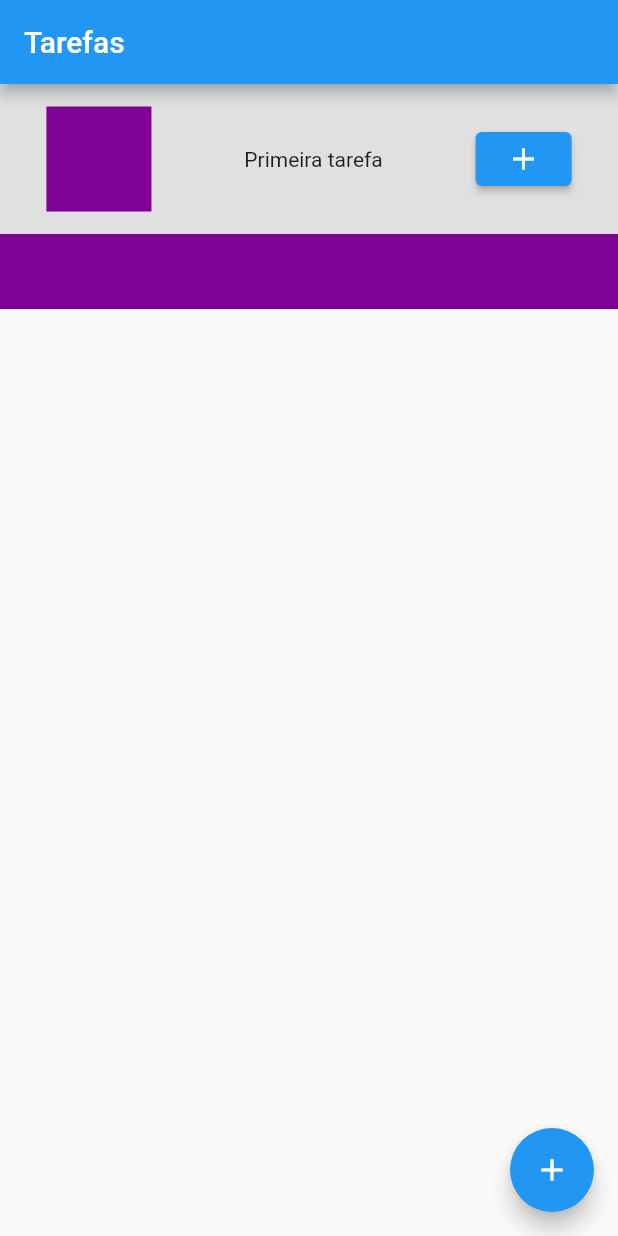
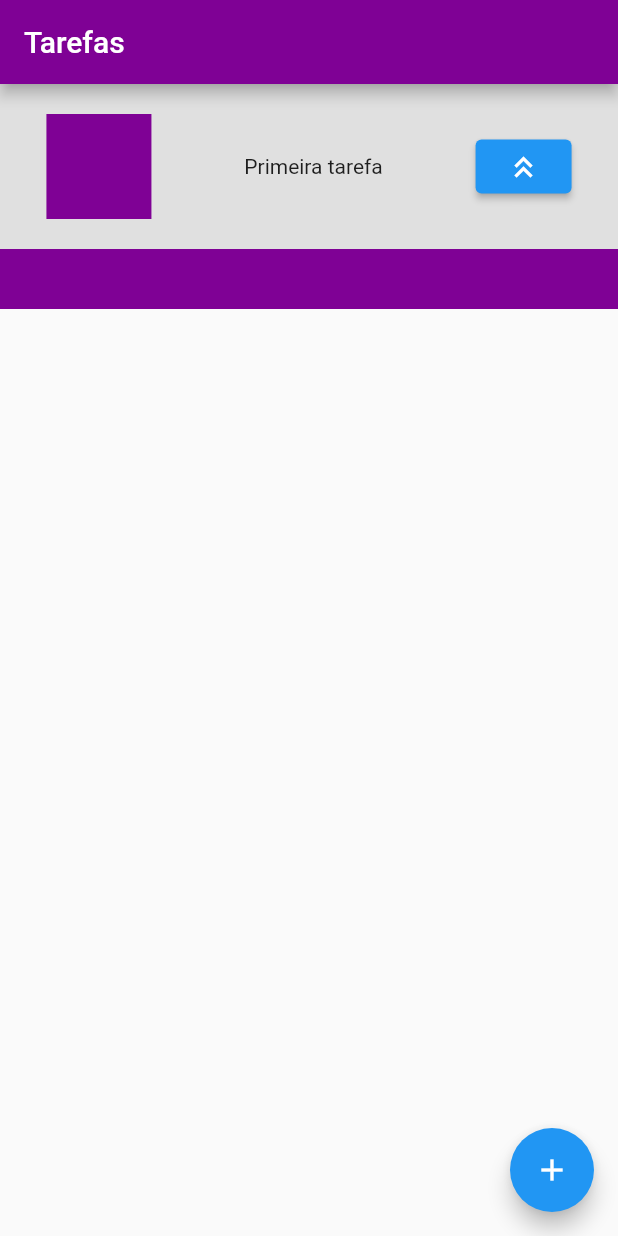
Before and after one commit to AdryelJr/Aplicativo-conceito-flutter, a Flutter app: the screen it shows after launch, on a phone screen of 412 x 824 dp. Run offline on Flutter 3.47's test engine with Material 2 defaults, Android fonts, the phone set to English and light mode, and no system bars.

Commit message:
Update main.dart

```diff
--- a/lib/main.dart
+++ b/lib/main.dart
@@ -11,7 +11,9 @@ class HomePage extends StatelessWidget {
 
   @override
   Widget build(BuildContext context) {
-    return Cards();
+    return MaterialApp(
+      home: Cards(),
+    );
   }
 }
 
@@ -23,6 +25,7 @@ class Cards extends StatelessWidget {
     return Scaffold(
       appBar: AppBar(
         title: Text('Tarefas'),
+        backgroundColor: Color.fromARGB(255, 127, 1, 149),
       ),
       body: Stack(
         children: [
@@ -32,7 +35,7 @@ class Cards extends StatelessWidget {
             color: Color.fromARGB(255, 127, 1, 149),
           ),
           Container(
-            height: 100,
+            height: 110,
             width: 1000,
             color: Color.fromARGB(255, 224, 224, 224),
             child: Row(
@@ -40,16 +43,23 @@ class Cards extends StatelessWidget {
               children: [
                 Container(height: 70,width: 70, color: Color.fromARGB(255, 127, 1, 149),),
                 Text("Primeira tarefa"),
-                ElevatedButton(onPressed:(){}, child: Icon(Icons.add))
+                ElevatedButton(onPressed:(){
+                  ScaffoldMessenger.of(context).showSnackBar(
+                    SnackBar(content:Text("Botão de cima pressionado"))
+                  );
+                },child: Icon(Icons.keyboard_double_arrow_up),)
               ]
-              ),
+            ),
           )
         ],
       ),
       floatingActionButton: FloatingActionButton(
         child: Icon(Icons.add),
         onPressed: () {
-          print('Botão página 1');
+          print('Botão página principal');
+          ScaffoldMessenger.of(context).showSnackBar(
+            SnackBar(content:Text("Botão de soma pressionado"))
+          );
         },
       ),
     );
```
